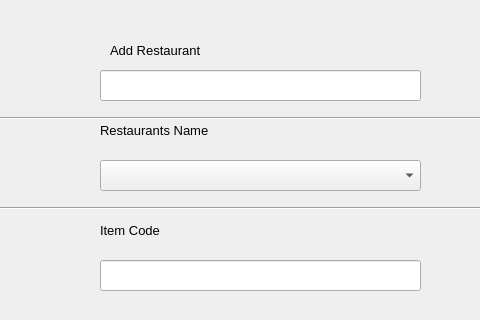
Before: the Qt Designer form Small Food Ordering System in Python/restaurant.ui in Rathnayake99/PST31130, drawn with Qt 5; both pictures show x 0 to 480 and y 0 to 320 of the 844 by 600 pixel window.
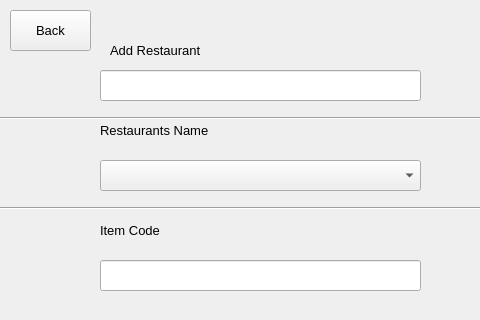
After: the same form once the commit is applied.

Diff of the .ui file:
```diff
--- a/Small Food Ordering System in Python/restaurant.ui
+++ b/Small Food Ordering System in Python/restaurant.ui
@@ -334,6 +334,24 @@
      <enum>Qt::Horizontal</enum>
     </property>
    </widget>
+   <widget class="QPushButton" name="pushButton_8">
+    <property name="geometry">
+     <rect>
+      <x>10</x>
+      <y>10</y>
+      <width>81</width>
+      <height>41</height>
+     </rect>
+    </property>
+    <property name="font">
+     <font>
+      <pointsize>10</pointsize>
+     </font>
+    </property>
+    <property name="text">
+     <string>Back</string>
+    </property>
+   </widget>
   </widget>
   <widget class="QMenuBar" name="menubar">
    <property name="geometry">
```
